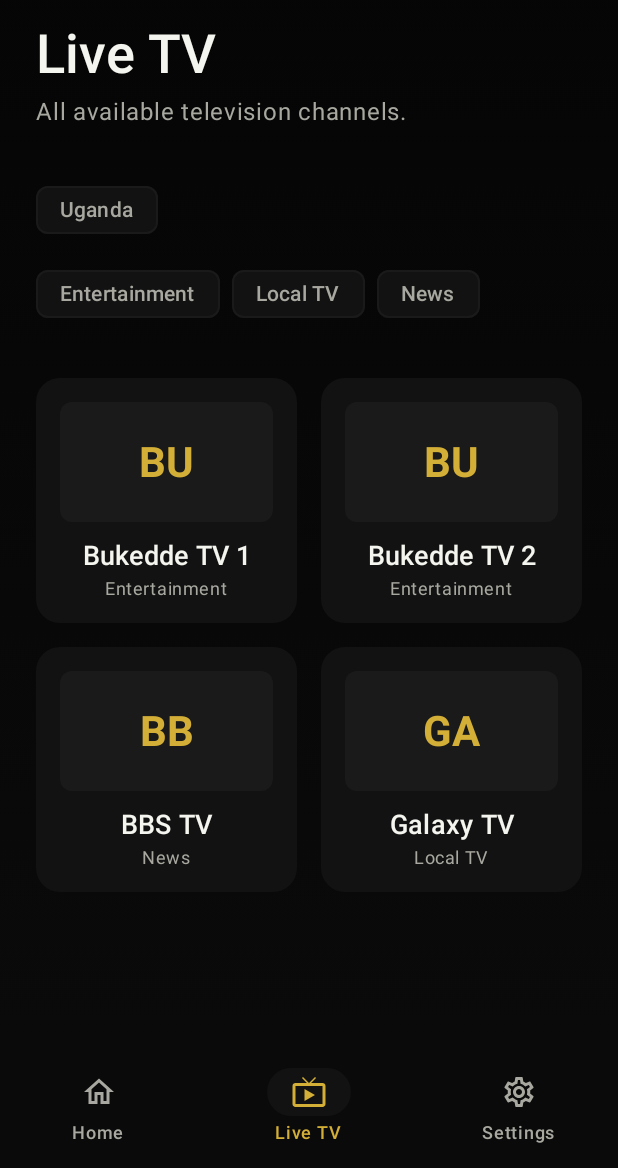
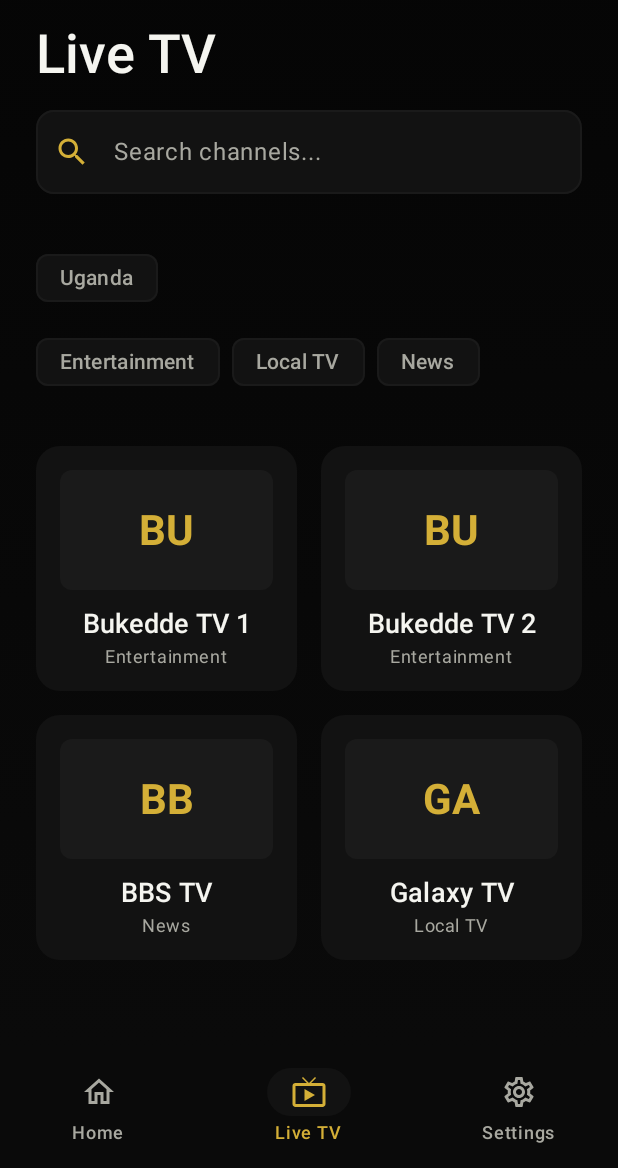
Before and after one commit to heartbroken25th-sudo/HEARTBROKEN-TV, an Android app built with Jetpack Compose: the screen it shows after launch (MainActivity), item 2 of the bottom bar chosen, on a phone screen of 412 x 824 dp, the part 68-1236 px from its top. Run offline under Robolectric (Android 15) with nearby library versions, the phone set to English and light mode, and no system bars; pictures from the network do not load.

Commit message:
Update LiveTvScreen.kt

```diff
--- a/app/src/main/java/com/heartbroken/tv/ui/livetv/LiveTvScreen.kt
+++ b/app/src/main/java/com/heartbroken/tv/ui/livetv/LiveTvScreen.kt
@@ -18,25 +18,38 @@ import androidx.compose.foundation.lazy.grid.GridCells
 import androidx.compose.foundation.lazy.grid.LazyVerticalGrid
 import androidx.compose.foundation.lazy.grid.items
 import androidx.compose.foundation.shape.RoundedCornerShape
+import androidx.compose.foundation.text.KeyboardActions
+import androidx.compose.foundation.text.KeyboardOptions
+import androidx.compose.material.icons.Icons
+import androidx.compose.material.icons.filled.Clear
+import androidx.compose.material.icons.filled.Search
 import androidx.compose.material3.Button
 import androidx.compose.material3.ButtonDefaults
 import androidx.compose.material3.CircularProgressIndicator
 import androidx.compose.material3.FilterChip
 import androidx.compose.material3.FilterChipDefaults
+import androidx.compose.material3.Icon
+import androidx.compose.material3.IconButton
 import androidx.compose.material3.MaterialTheme
+import androidx.compose.material3.OutlinedTextField
+import androidx.compose.material3.OutlinedTextFieldDefaults
 import androidx.compose.material3.Text
 import androidx.compose.runtime.Composable
 import androidx.compose.runtime.getValue
 import androidx.compose.ui.Alignment
 import androidx.compose.ui.Modifier
 import androidx.compose.ui.graphics.Brush
+import androidx.compose.ui.layout.ContentScale
+import androidx.compose.ui.platform.LocalSoftwareKeyboardController
 import androidx.compose.ui.text.font.FontWeight
+import androidx.compose.ui.text.input.ImeAction
 import androidx.compose.ui.text.style.TextAlign
 import androidx.compose.ui.text.style.TextOverflow
 import androidx.compose.ui.unit.dp
 import androidx.compose.ui.unit.sp
 import androidx.lifecycle.compose.collectAsStateWithLifecycle
 import androidx.lifecycle.viewmodel.compose.viewModel
+import coil.compose.SubcomposeAsyncImage
 import com.heartbroken.tv.data.model.Channel
 import com.heartbroken.tv.ui.theme.Gold
 import com.heartbroken.tv.ui.theme.Obsidian700
@@ -52,6 +65,7 @@ fun LiveTvScreen(
     viewModel: LiveTvViewModel = viewModel()
 ) {
     val state by viewModel.uiState.collectAsStateWithLifecycle()
+    val keyboardController = LocalSoftwareKeyboardController.current
 
     Column(
         modifier = modifier
@@ -62,6 +76,7 @@ fun LiveTvScreen(
                 )
             )
     ) {
+        // Header & Search
         Column(modifier = Modifier.padding(horizontal = 24.dp, vertical = 32.dp)) {
             Text(
                 text = "HEARTBROKEN TV",
@@ -76,11 +91,35 @@ fun LiveTvScreen(
                 style = MaterialTheme.typography.displaySmall,
                 color = MaterialTheme.colorScheme.onBackground
             )
-            Spacer(Modifier.height(8.dp))
-            Text(
-                text = "All available television channels.",
-                style = MaterialTheme.typography.bodyLarge,
-                color = TextSecondary
+            Spacer(Modifier.height(16.dp))
+
+            // Search Bar
+            OutlinedTextField(
+                value = state.searchQuery,
+                onValueChange = viewModel::onSearchQueryChanged,
+                modifier = Modifier.fillMaxWidth(),
+                placeholder = { Text("Search channels...", color = TextSecondary) },
+                leadingIcon = { Icon(Icons.Default.Search, contentDescription = "Search", tint = Gold) },
+                trailingIcon = {
+                    if (state.searchQuery.isNotEmpty()) {
+                        IconButton(onClick = { viewModel.onSearchQueryChanged("") }) {
+                            Icon(Icons.Default.Clear, contentDescription = "Clear", tint = TextSecondary)
+                        }
+                    }
+                },
+                keyboardOptions = KeyboardOptions(imeAction = ImeAction.Search),
+                keyboardActions = KeyboardActions(onSearch = { keyboardController?.hide() }),
+                singleLine = true,
+                shape = RoundedCornerShape(12.dp),
+                colors = OutlinedTextFieldDefaults.colors(
+                    focusedBorderColor = Gold,
+                    unfocusedBorderColor = Obsidian700,
+                    focusedContainerColor = Obsidian800,
+                    unfocusedContainerColor = Obsidian800,
+                    cursorColor = Gold,
+                    focusedTextColor = MaterialTheme.colorScheme.onSurface,
+                    unfocusedTextColor = MaterialTheme.colorScheme.onSurface
+                )
             )
         }
 
@@ -101,7 +140,7 @@ fun LiveTvScreen(
                     onRetry = viewModel::loadChannels
                 )
                 state.isEmpty -> EmptyState(
-                    hasFilters = state.selectedCountry != null || state.selectedCategory != null,
+                    hasFilters = state.selectedCountry != null || state.selectedCategory != null || state.searchQuery.isNotEmpty(),
                     onClearFilters = viewModel::clearFilters
                 )
                 else -> ChannelGrid(
@@ -202,6 +241,7 @@ private fun ChannelCard(channel: Channel, onClick: () -> Unit) {
             .padding(16.dp),
         horizontalAlignment = Alignment.CenterHorizontally
     ) {
+        // Coil Image Loading with fallback to initials
         Box(
             modifier = Modifier
                 .fillMaxWidth()
@@ -209,13 +249,20 @@ private fun ChannelCard(channel: Channel, onClick: () -> Unit) {
                 .background(Obsidian700, RoundedCornerShape(8.dp)),
             contentAlignment = Alignment.Center
         ) {
-            Text(
-                text = channel.name.take(2).uppercase(),
-                style = MaterialTheme.typography.headlineMedium,
-                color = Gold,
-                fontWeight = FontWeight.Bold
-            )
+            if (channel.logoUrl != null) {
+                SubcomposeAsyncImage(
+                    model = channel.logoUrl,
+                    contentDescription = channel.name,
+                    contentScale = ContentScale.Fit,
+                    modifier = Modifier.fillMaxSize().padding(8.dp),
+                    loading = { CircularProgressIndicator(color = Gold, modifier = Modifier.height(24.dp)) },
+                    error = { FallbackLogo(channel.name) }
+                )
+            } else {
+                FallbackLogo(channel.name)
+            }
         }
+
         Spacer(Modifier.height(12.dp))
         Text(
             text = channel.name,
@@ -232,6 +279,16 @@ private fun ChannelCard(channel: Channel, onClick: () -> Unit) {
             color = TextSecondary
         )
     }
+}
+
+@Composable
+private fun FallbackLogo(name: String) {
+    Text(
+        text = name.take(2).uppercase(),
+        style = MaterialTheme.typography.headlineMedium,
+        color = Gold,
+        fontWeight = FontWeight.Bold
+    )
 }
 
 @Composable
@@ -258,7 +315,7 @@ private fun EmptyState(hasFilters: Boolean, onClearFilters: () -> Unit) {
         )
         Spacer(Modifier.height(12.dp))
         Text(
-            text = if (hasFilters) "Try selecting a different country or category." else "The catalog is currently empty.",
+            text = if (hasFilters) "Try adjusting your search or filters." else "The catalog is currently empty.",
             style = MaterialTheme.typography.bodyMedium,
             color = TextSecondary,
             textAlign = TextAlign.Center
```
